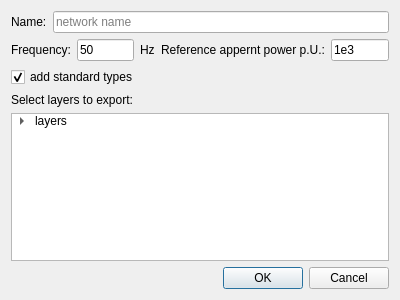
The window that pandapower_export_dialog_base.ui (e2nIEE/pandapower-qgis) describes before a commit, drawn with Qt 5.
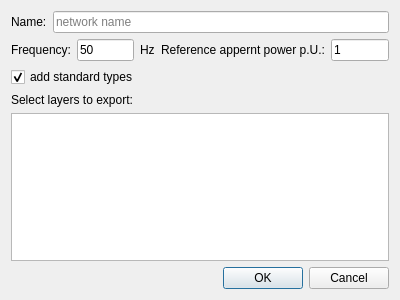
The same window after the commit.

What changed in the file:
```diff
--- a/pandapower_export_dialog_base.ui
+++ b/pandapower_export_dialog_base.ui
@@ -77,10 +77,10 @@
        <item>
         <widget class="QLineEdit" name="refApperentPowerEdit">
          <property name="text">
-          <string>1e3</string>
+          <string notr="true">1</string>
          </property>
          <property name="placeholderText">
-          <string>1e3</string>
+          <string notr="true">1</string>
          </property>
         </widget>
        </item>
@@ -127,24 +127,6 @@
        <string>layernames</string>
       </property>
      </column>
-     <item>
-      <property name="text">
-       <string>layers</string>
-      </property>
-      <property name="flags">
-       <set>ItemIsSelectable|ItemIsDragEnabled|ItemIsDropEnabled|ItemIsUserCheckable|ItemIsEnabled|ItemIsTristate</set>
-      </property>
-      <item>
-       <property name="text">
-        <string>testlayer1</string>
-       </property>
-      </item>
-      <item>
-       <property name="text">
-        <string>testlayer2</string>
-       </property>
-      </item>
-     </item>
     </widget>
    </item>
    <item>
```
Left out of the diff: 6 changed lines with no effect on the pictures.
